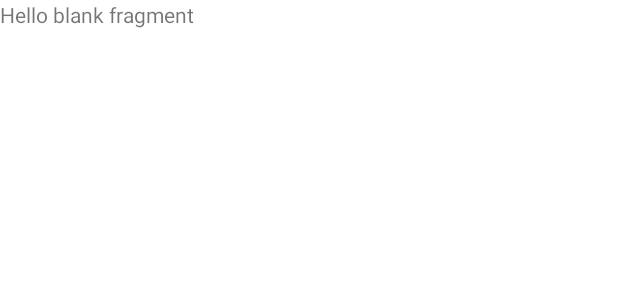
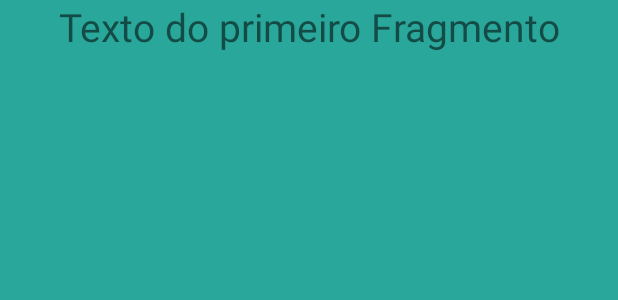
Before and after one commit to EvanRispoli/Revisao, an Android app: the layout fragment_first.xml on its own in the app's theme, with its tools: preview values and no code run, on a phone screen of 412 x 824 dp. Shown: the top 300 px of the screen. Run offline under Robolectric (Android 15) with nearby library versions, the phone set to English and light mode, and no system bars.

Commit message:
Criando fragmento

```diff
--- a/app/src/main/res/layout/fragment_first.xml
+++ b/app/src/main/res/layout/fragment_first.xml
@@ -7,8 +7,13 @@
 
 
     <TextView
+        android:id="@+id/tv_first_text"
         android:layout_width="match_parent"
         android:layout_height="match_parent"
-        android:text="@string/hello_blank_fragment" />
+        android:background="#D5009688"
+        android:text="@string/texto_do_primeiro_fragmento"
+        android:textAlignment="center"
+        android:textSize="26sp" />
+
 
 </FrameLayout>
--- a/app/src/main/res/values/strings.xml
+++ b/app/src/main/res/values/strings.xml
@@ -2,4 +2,5 @@
     <string name="app_name">Revisao</string>
     <!-- TODO: Remove or change this placeholder text -->
     <string name="hello_blank_fragment">Hello blank fragment</string>
+    <string name="texto_do_primeiro_fragmento">Texto do primeiro Fragmento</string>
 </resources>
```
